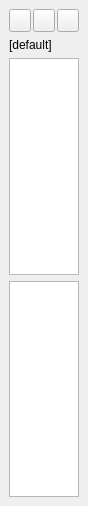
Before: the Qt Designer form src/gui/stylepalette.ui in tikzit/tikzit, drawn with Qt 5.
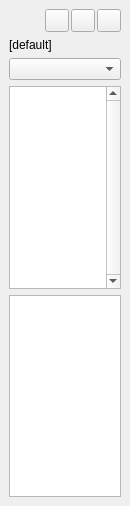
After: the same form once the commit is applied. Icons and pictures are not drawn.

What changed in the file:
```diff
--- a/src/gui/stylepalette.ui
+++ b/src/gui/stylepalette.ui
@@ -6,7 +6,7 @@
    <rect>
     <x>0</x>
     <y>0</y>
-    <width>88</width>
+    <width>130</width>
     <height>506</height>
    </rect>
   </property>
@@ -18,13 +18,13 @@
   </property>
   <property name="minimumSize">
    <size>
-    <width>88</width>
-    <height>191</height>
+    <width>130</width>
+    <height>218</height>
    </size>
   </property>
   <property name="maximumSize">
    <size>
-    <width>88</width>
+    <width>130</width>
     <height>524287</height>
    </size>
   </property>
@@ -114,6 +114,9 @@
       </property>
      </widget>
     </item>
+    <item>
+     <widget class="QComboBox" name="currentCategory"/>
+    </item>
     <item>
      <widget class="QListView" name="styleListView">
       <property name="font">
@@ -122,6 +125,12 @@
         <italic>true</italic>
        </font>
       </property>
+      <property name="verticalScrollBarPolicy">
+       <enum>Qt::ScrollBarAlwaysOn</enum>
+      </property>
+      <property name="horizontalScrollBarPolicy">
+       <enum>Qt::ScrollBarAlwaysOff</enum>
+      </property>
      </widget>
     </item>
     <item>
```
